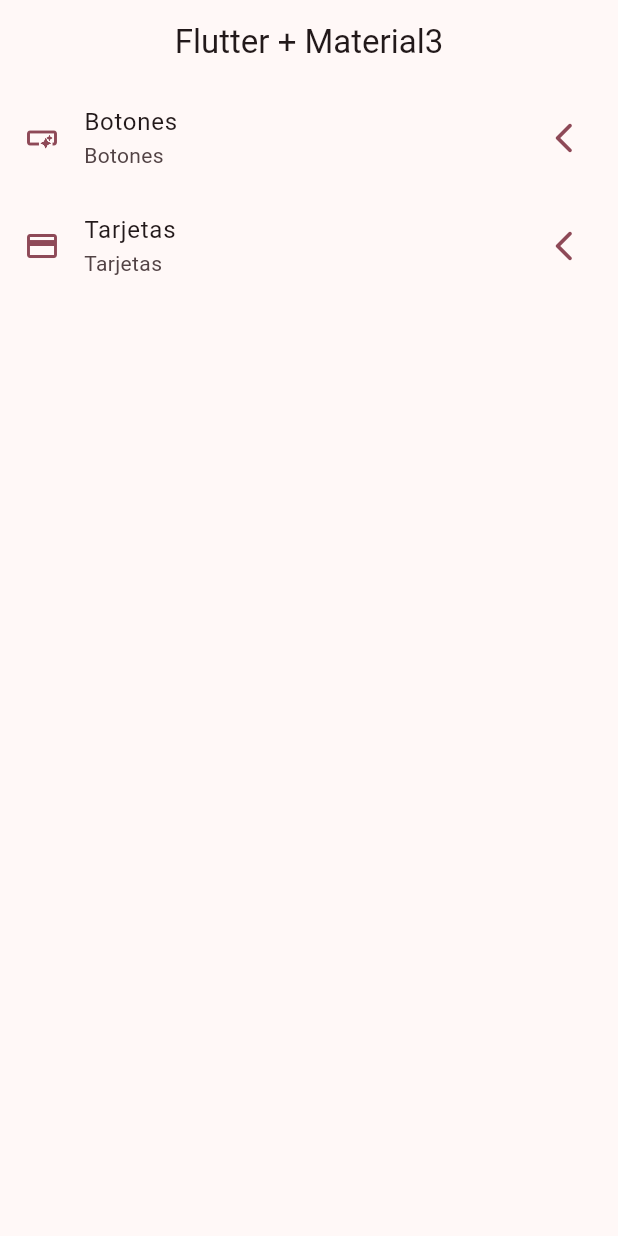
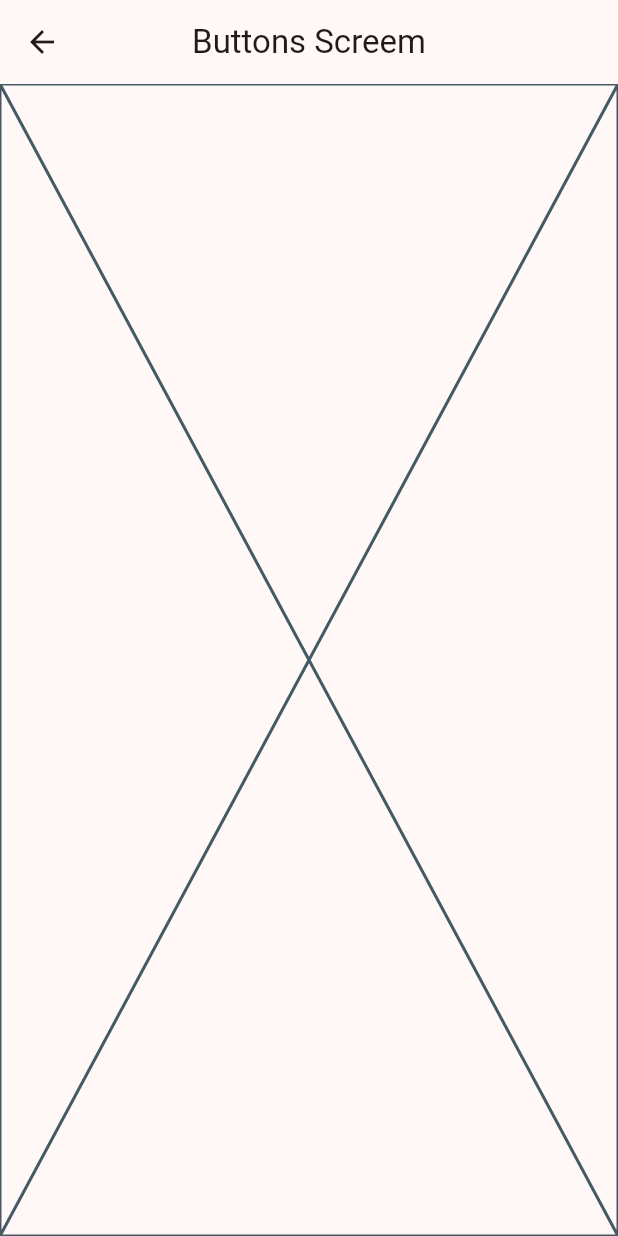
Before and after one commit to Rubenmontes02/App-Widgets-Flutter-, a Flutter app: the screen it shows after launch, after a tap on "Botones", on a phone screen of 412 x 824 dp. Run offline on Flutter 3.47's test engine with Material 2 defaults, Android fonts, the phone set to English and light mode, and no system bars.

```diff
--- a/lib/main.dart
+++ b/lib/main.dart
@@ -1,5 +1,7 @@
 import 'package:flutter/material.dart';
 import 'package:widget_app/config/theme/app_theme.dart';
+import 'package:widget_app/presentation/screens/buttons/buttons_screen.dart';
+import 'package:widget_app/presentation/screens/cards/cards_screen.dart';
 import 'package:widget_app/presentation/screens/home/home_screen.dart';
 
 void main() {
@@ -14,7 +16,11 @@ class MainApp extends StatelessWidget {
     return  MaterialApp(
       debugShowCheckedModeBanner: false,
       theme: AppTheme(selectedColor: 3).getTheme(),
-      home: HomeScreen(),
+      home: const HomeScreen(),
+      routes: {
+        '/buttons': (context) => const ButtonScreen(),
+        '/card': (context) => const CardsScreen(),
+      },
     );
   }
 }
--- /dev/null
+++ b/lib/presentation/screens/buttons/buttons_screen.dart
@@ -0,0 +1,16 @@
+import 'package:flutter/material.dart';
+
+class ButtonScreen extends StatelessWidget {
+  const ButtonScreen({super.key});
+
+  @override
+  Widget build(BuildContext context) {
+    return Scaffold(
+      appBar: AppBar(
+        title: const Text('Buttons Screem'),
+      ),
+
+      body:const Placeholder(),
+    );
+  }
+}
--- a/lib/presentation/screens/home/home_screen.dart
+++ b/lib/presentation/screens/home/home_screen.dart
@@ -1,5 +1,6 @@
 import 'package:flutter/material.dart';
 import 'package:widget_app/config/menu/menu_items.dart';
+import 'package:widget_app/presentation/screens/buttons/buttons_screen.dart';
 
 class HomeScreen extends StatelessWidget {
   const HomeScreen({super.key});
@@ -55,7 +56,7 @@ class _CustomListTile extends StatelessWidget {
       subtitle: Text(menuItem.title),
       onTap: (){
 
-        //TODO Navegar a otras pantallas
+        Navigator.pushNamed(context, menuItem.link);
 
       },
     );
```
Also changed, not shown: lib/presentation/screens/cards/cards_screen.dart (added, +16 -0 lines).
